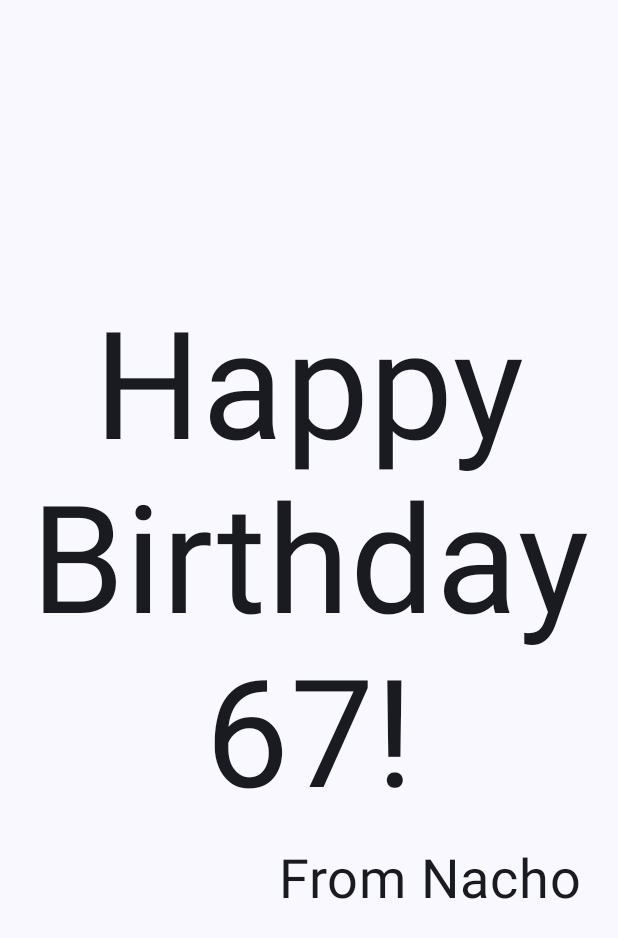
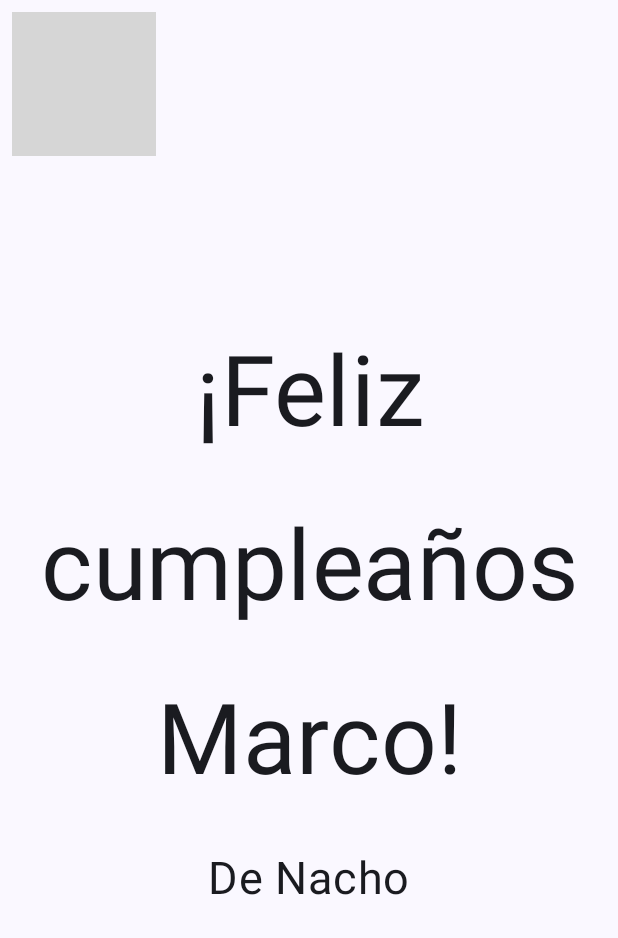
Before and after one commit to nachocar64/practica-diseno-basico, an Android app built with Jetpack Compose: the screen it shows after launch (MainActivity), on a phone screen of 412 x 824 dp. Shown: the top 938 px of the screen. Run offline under Robolectric (Android 15) with nearby library versions, the phone set to English and light mode, and no system bars; grey boxes are pictures that could not be loaded.

Commit message:
feat: Completado paso 4 del Codelab

```diff
--- a/HappyBirthday/app/src/main/java/com/example/happybirthday/MainActivity.kt
+++ b/HappyBirthday/app/src/main/java/com/example/happybirthday/MainActivity.kt
@@ -4,11 +4,14 @@ import android.os.Bundle
 import androidx.activity.ComponentActivity
 import androidx.activity.compose.setContent
 import androidx.activity.enableEdgeToEdge
+import androidx.compose.foundation.Image
 import androidx.compose.foundation.layout.Arrangement
+import androidx.compose.foundation.layout.Box
 import androidx.compose.foundation.layout.Column
 import androidx.compose.foundation.layout.Row
 import androidx.compose.foundation.layout.fillMaxSize
 import androidx.compose.foundation.layout.padding
+import androidx.compose.foundation.layout.size
 import androidx.compose.material3.MaterialTheme
 import androidx.compose.material3.Scaffold
 import androidx.compose.material3.Surface
@@ -16,6 +19,9 @@ import androidx.compose.material3.Text
 import androidx.compose.runtime.Composable
 import androidx.compose.ui.Alignment
 import androidx.compose.ui.Modifier
+import androidx.compose.ui.layout.ContentScale
+import androidx.compose.ui.res.painterResource
+import androidx.compose.ui.res.stringResource
 import androidx.compose.ui.text.style.TextAlign
 import androidx.compose.ui.tooling.preview.Preview
 import androidx.compose.ui.unit.dp
@@ -32,9 +38,9 @@ class MainActivity : ComponentActivity() {
                     modifier = Modifier.fillMaxSize(),
                     color = MaterialTheme.colorScheme.background
                 ) {
-                    GreetingText(
-                        message = "Happy Birthday 67!",
-                        from = "From Nacho",
+                    GreetingImage(
+                        message = stringResource(R.string.happy_birthday_text),
+                        from = stringResource(R.string.signature_text),
                         modifier = Modifier.padding(8.dp)
                     )
                 }
@@ -51,24 +57,48 @@ fun GreetingText(message: String, from: String, modifier: Modifier = Modifier) {
     ) {
         Text(
             text = message,
-            fontSize = 100.sp,
+            fontSize = 65.sp,
             lineHeight = 116.sp,
             textAlign = TextAlign.Center
         )
         Text(
             text = from,
-            fontSize = 36.sp,
+            fontSize = 30.sp,
             modifier = Modifier
                 .padding(16.dp)
-                .align(alignment = Alignment.End)
+                .align(alignment = Alignment.CenterHorizontally)
         )
     }
+}
+
+@Composable
+fun GreetingImage(message: String, from: String, modifier: Modifier = Modifier) {
+    val image = painterResource(R.drawable.androidparty)
+    Box(modifier) {
+        Image(
+            painter = image,
+            contentDescription = null,
+            contentScale = ContentScale.Crop,
+            alpha = 0.5F
+        )
+        GreetingText(
+            message = message,
+            from = from,
+            modifier = Modifier
+                .fillMaxSize()
+                .padding(8.dp)
+        )
+    }
+
 }
 
 @Preview(showBackground = true)
 @Composable
 fun BirthdayCardPreview() {
     HappyBirthdayTheme {
-        GreetingText(message = "Happy Birthday 67!", from = "From Nacho")
+        GreetingImage(
+            message = "¡Feliz Cumpleaños Marco!",
+            from = "De Nacho"
+        )
     }
 }
--- a/HappyBirthday/app/src/main/res/values/strings.xml
+++ b/HappyBirthday/app/src/main/res/values/strings.xml
@@ -1,3 +1,5 @@
 <resources>
     <string name="app_name">Happy Birthday</string>
+    <string name="happy_birthday_text">¡Feliz cumpleaños Marco!</string>
+    <string name="signature_text">De Nacho</string>
 </resources>
```
Also changed, not shown: 1 other file.
